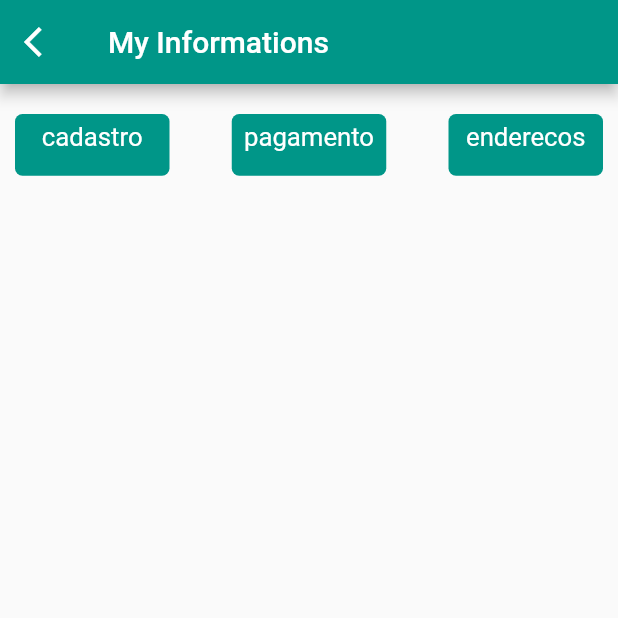
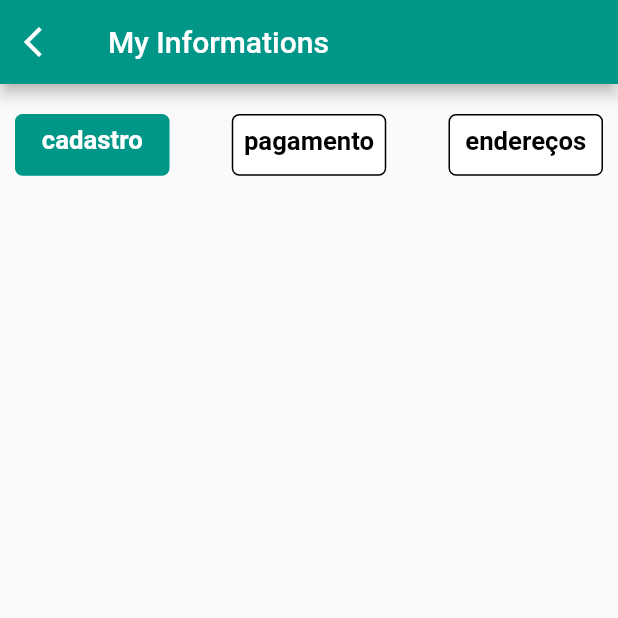
Before and after one commit to clenilsonsilva/burger_app, a Flutter app: the screen it shows after launch, in the side drawer, after a tap on "My Account", on a phone screen of 412 x 824 dp, the top half of it. Run offline on Flutter 3.47's test engine with Material 2 defaults, Android fonts, the phone set to English and light mode, and no system bars; our stand-ins replace flutter_rating_bar.

Commit message:
19/11/22-01

```diff
--- a/lib/screens/myaccount.dart
+++ b/lib/screens/myaccount.dart
@@ -1,5 +1,5 @@
 import 'package:flutter/material.dart';
-import 'package:flutter_cep/widgets/cadastro.dart';
+import 'package:flutter_cep/widgets/Cpe.dart';
 
 class MyAccount extends StatelessWidget {
   const MyAccount({super.key});
--- /dev/null
+++ b/lib/widgets/Cpe.dart
@@ -0,0 +1,113 @@
+import 'package:flutter/material.dart';
+import 'package:flutter_cep/class/listcard.dart';
+
+class Cadastro extends StatelessWidget {
+  final double width, height;
+  const Cadastro({super.key, required this.height, required this.width});
+
+  @override
+  Widget build(BuildContext context) {
+    return SliverToBoxAdapter(
+      child: SizedBox(
+        width: width,
+        height: height,
+        child: Column(
+          mainAxisAlignment: MainAxisAlignment.start,
+          children: [
+            Padding(
+              padding: const EdgeInsets.only(top: 20, left: 10, right: 10, bottom: 40),
+              child: ValueListenableBuilder(
+                valueListenable: tabcadastro,
+                builder: (context, value, child) {
+                  return Row(
+                    mainAxisAlignment: MainAxisAlignment.spaceBetween,
+                    children: [
+                      GestureDetector(
+                        child: Container(
+                          width: width / 4,
+                          height: height / 20,
+                          decoration: BoxDecoration(
+                            border: tabcadastro.value==0 ? null : Border.all(),
+                            color: tabcadastro.value==0 ? Colors.teal : Colors.white,
+                            borderRadius: BorderRadius.circular(5),
+                          ),
+                          child: Padding(
+                            padding: const EdgeInsets.only(top: 7),
+                            child: Text(
+                              'cadastro',
+                              textAlign: TextAlign.center,
+                              style: TextStyle(
+                                color: tabcadastro.value==0 ? Colors.white : Colors.black,
+                                fontSize: width / (4 * 6),
+                                fontWeight: FontWeight.bold
+                              ),
+                            ),
+                          ),
+                        ),
+                        onTap: () {
+                          tabcadastro.value = 0;
+                        },
+                      ),
+                      GestureDetector(
+                        child: Container(
+                          width: width / 4,
+                          height: height / 20,
+                          decoration: BoxDecoration(
+                            border: tabcadastro.value==1 ? null : Border.all(),
+                            color: tabcadastro.value==1 ? Colors.teal : Colors.white,
+                            borderRadius: BorderRadius.circular(5),
+                          ),
+                          child: Padding(
+                            padding: const EdgeInsets.only(top: 7),
+                            child: Text(
+                              'pagamento',
+                              textAlign: TextAlign.center,
+                              style: TextStyle(
+                                color: tabcadastro.value==1 ? Colors.white : Colors.black,
+                                fontSize: width / (4 * 6),
+                                fontWeight: FontWeight.bold
+                              ),
+                            ),
+                          ),
+                        ),
+                        onTap: () {
+                          tabcadastro.value = 1;
+                        },
+                      ),
+                      GestureDetector(
+                        child: Container(
+                          width: width / 4,
+                          height: height / 20,
+                          decoration: BoxDecoration(
+                            border: tabcadastro.value==2 ? null : Border.all(),
+                            color: tabcadastro.value==2 ? Colors.teal : Colors.white,
+                            borderRadius: BorderRadius.circular(5),
+                          ),
+                          child: Padding(
+                            padding: const EdgeInsets.only(top: 7),
+                            child: Text(
+                              'endereços',
+                              textAlign: TextAlign.center,
+                              style: TextStyle(
+                                color: tabcadastro.value==2 ? Colors.white : Colors.black,
+                                fontSize: width / (4 * 6),
+                                fontWeight: FontWeight.bold
+                              ),
+                            ),
+                          ),
+                        ),
+                        onTap: () {
+                          tabcadastro.value = 2;
+                        },
+                      ),
+                    ],
+                  );
+                },
+              ),
+            ),
+          ],
+        ),
+      ),
+    );
+  }
+}
--- a/lib/widgets/cadastro.dart
+++ /dev/null
@@ -1,102 +0,0 @@
-import 'package:flutter/material.dart';
-import 'package:flutter_cep/class/listcard.dart';
-
-class Cadastro extends StatelessWidget {
-  final double width, height;
-  const Cadastro({super.key, required this.height, required this.width});
-
-  @override
-  Widget build(BuildContext context) {
-    return SliverToBoxAdapter(
-      child: SizedBox(
-        width: width,
-        height: height,
-        child: Column(
-          mainAxisAlignment: MainAxisAlignment.start,
-          children: [
-            Padding(
-              padding: const EdgeInsets.only(top: 20, left: 10, right: 10),
-              child: Row(
-                mainAxisAlignment: MainAxisAlignment.spaceBetween,
-                children: [
-                  GestureDetector(
-                    child: Container(
-                      width: width / 4,
-                      height: height / 20,
-                      decoration: BoxDecoration(
-                        color: Colors.teal,
-                        borderRadius: BorderRadius.circular(5),
-                      ),
-                      child: Padding(
-                        padding: const EdgeInsets.only(top: 5),
-                        child: Text(
-                          'cadastro',
-                          textAlign: TextAlign.center,
-                          style: TextStyle(
-                            color: Colors.white,
-                            fontSize: width / (4 * 6),
-                          ),
-                        ),
-                      ),
-                    ),
-                    onTap: () {
-                      tabcadastro.value = 0;
-                    },
-                  ),
-                  GestureDetector(
-                    child: Container(
-                      width: width / 4,
-                      height: height / 20,
-                      decoration: BoxDecoration(
-                        color: Colors.teal,
-                        borderRadius: BorderRadius.circular(5),
-                      ),
-                      child: Padding(
-                        padding: const EdgeInsets.only(top: 5),
-                        child: Text(
-                          'pagamento',
-                          textAlign: TextAlign.center,
-                          style: TextStyle(
-                            color: Colors.white,
-                            fontSize: width / (4 * 6),
-                          ),
-                        ),
-                      ),
-                    ),
-                    onTap: () {
-                      tabcadastro.value = 1;
-                    },
-                  ),
-                  GestureDetector(
-                    child: Container(
-                      width: width / 4,
-                      height: height / 20,
-                      decoration: BoxDecoration(
-                        color: Colors.teal,
-                        borderRadius: BorderRadius.circular(5),
-                      ),
-                      child: Padding(
-                        padding: const EdgeInsets.only(top: 5),
-                        child: Text(
-                          'enderecos',
-                          textAlign: TextAlign.center,
-                          style: TextStyle(
-                            color: Colors.white,
-                            fontSize: width / (4 * 6),
-                          ),
-                        ),
-                      ),
-                    ),
-                    onTap: () {
-                      tabcadastro.value = 2;
-                    },
-                  ),
-                ],
-              ),
-            ),
-          ],
-        ),
-      ),
-    );
-  }
-}
--- /dev/null
+++ b/lib/widgets/widgetsmyaccount.dart
@@ -0,0 +1,11 @@
+import 'package:flutter/material.dart';
+
+class Cpe extends StatelessWidget{
+  const Cpe({super.key});
+
+  @override
+  Widget build(BuildContext context) {
+    return SizedBox();
+  }
+
+}
```
